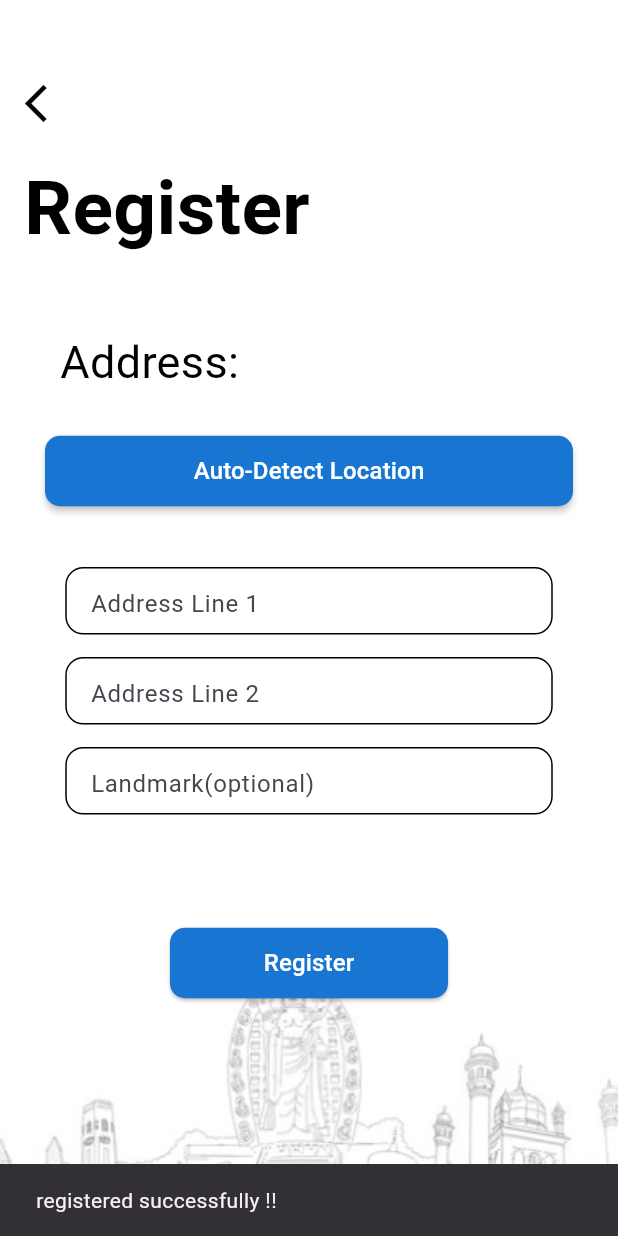
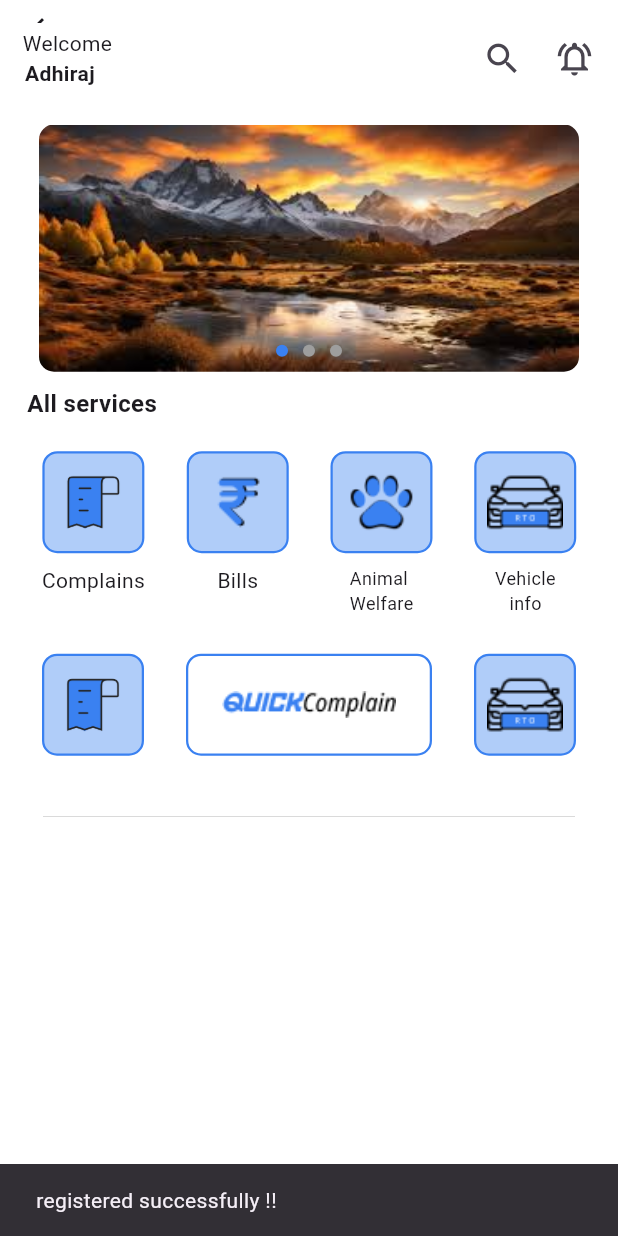
Before and after one commit to projectdoon/project_doon, a Flutter app: the RegisterScreen2 screen opened directly with empty values, after a tap on "Register", on a phone screen of 412 x 824 dp. Run offline on Flutter 3.47's test engine with Material 3 defaults, Android fonts, the phone set to English and light mode, and no system bars; our stand-ins replace firebase_auth, firebase_core, flutter_svg, geocoding, geolocator, google_fonts and 3 more; missing offline and left inert: dart:ffi, latlng, mongo_dart; accounts and stored records are empty; Roboto replaces fonts that are missing (FontMain/Product Sans Bold.ttf).

Commit message:
home screen added

```diff
--- /dev/null
+++ b/lib/Home_Screen_ui/Category_Second_Row.dart
@@ -0,0 +1,80 @@
+import 'package:flutter/cupertino.dart';
+import 'package:flutter/material.dart';
+
+class CategorySecondRow extends StatefulWidget{
+  const CategorySecondRow({super.key});
+
+  @override
+  State<CategorySecondRow> createState() {
+    return _CategorySecondRowState();
+  }
+
+}
+
+class  _CategorySecondRowState extends State<CategorySecondRow>{
+  @override
+  Widget build(context) {
+    return Row(
+      mainAxisAlignment: MainAxisAlignment.spaceEvenly,
+      children: [
+
+            InkWell(
+              borderRadius: BorderRadius.circular(10),
+              splashColor: Color.fromARGB(50, 255, 255, 255),
+              onTap: () {},
+              child: Ink(
+                height: 68,
+                width: 68,
+                decoration: BoxDecoration(
+                  image: const DecorationImage(
+                      image: AssetImage('assets/Paper_light@3x.png'),scale: 2.7),
+                  border: Border.all(
+                      color: Color.fromARGB(255, 58, 129, 241), width: 1.5),
+                  color: const Color.fromARGB(255, 176, 205, 249),
+                  borderRadius: BorderRadius.circular(10),
+                ),
+              ),
+            ),
+
+        InkWell(
+          borderRadius: BorderRadius.circular(10),
+          splashColor: Color.fromARGB(52, 0, 126, 253),
+          onTap: () {},
+          child: Ink(
+            height: 68,
+            width: 164,
+            decoration: BoxDecoration(
+              image: const DecorationImage(
+                  image: AssetImage('assets/QUICKComplain.png'),scale: 0.9),
+              border: Border.all(
+                  color: Color.fromARGB(255, 58, 129, 241), width: 1.5),
+              color: const Color.fromARGB(255, 255, 255, 255),
+              borderRadius: BorderRadius.circular(10),
+            ),
+          ),
+        ),
+
+
+        InkWell(
+          borderRadius: BorderRadius.circular(10),
+          splashColor: Color.fromARGB(50, 255, 255, 255),
+          onTap: () {},
+          child: Ink(
+            height: 68,
+            width: 68,
+            decoration: BoxDecoration(
+              image: const DecorationImage(
+                  image: AssetImage('assets/Component 8.png'),scale: 0.95),
+              border: Border.all(
+                  color: Color.fromARGB(255, 58, 129, 241), width: 1.5),
+              color: const Color.fromARGB(255, 176, 205, 249),
+              borderRadius: BorderRadius.circular(10),
+            ),
+          ),
+        ),
+      ],
+    );
+  }
+
+
+}
--- /dev/null
+++ b/lib/Home_Screen_ui/category_icons.dart
@@ -0,0 +1,116 @@
+import 'package:flutter/cupertino.dart';
+import 'package:flutter/material.dart';
+
+class CategoryIcons extends StatefulWidget {
+  const CategoryIcons({super.key});
+
+  @override
+  State<CategoryIcons> createState() {
+    return _CategoryIconsState();
+  }
+}
+
+class _CategoryIconsState extends State<CategoryIcons> {
+  @override
+  Widget build(context) {
+    return Row(
+      mainAxisAlignment: MainAxisAlignment.spaceEvenly,
+      crossAxisAlignment: CrossAxisAlignment.start,
+      children: [
+        Column(
+          children: [
+            InkWell(
+              borderRadius: BorderRadius.circular(10),
+              splashColor: Color.fromARGB(50, 255, 255, 255),
+              onTap: () {},
+              child: Ink(
+                height: 68,
+                width: 68,
+                decoration: BoxDecoration(
+                  image: const DecorationImage(
+                      image: AssetImage('assets/Paper_light@3x.png'),scale: 2.7),
+                  border: Border.all(
+                      color: Color.fromARGB(255, 58, 129, 241), width: 1.5),
+                  color: const Color.fromARGB(255, 176, 205, 249),
+                  borderRadius: BorderRadius.circular(10),
+                ),
+              ),
+
+            ),
+            SizedBox(height: 8,),
+            Text('Complains'),
+          ],
+        ),
+        Column(
+          children: [
+            InkWell(
+              borderRadius: BorderRadius.circular(10),
+              splashColor: Color.fromARGB(50, 255, 255, 255),
+              onTap: () {},
+              child: Ink(
+                height: 68,
+                width: 68,
+                decoration: BoxDecoration(
+                  image: const DecorationImage(
+                      image: AssetImage('assets/Rupee Sign.png'),scale: 0.9),
+                  border: Border.all(
+                      color: Color.fromARGB(255, 58, 129, 241), width: 1.5),
+                  color: const Color.fromARGB(255, 176, 205, 249),
+                  borderRadius: BorderRadius.circular(10),
+                ),
+              ),
+            ),
+            SizedBox(height: 8,),
+            Text('Bills'),
+          ],
+        ),
+        Column(
+          children: [
+            InkWell(
+              borderRadius: BorderRadius.circular(10),
+              splashColor: Color.fromARGB(50, 255, 255, 255),
+              onTap: () {},
+              child: Ink(
+                height: 68,
+                width: 68,
+                decoration: BoxDecoration(
+                  image: const DecorationImage(
+                      image: AssetImage('assets/Component 7.png'),scale: 1),
+                  border: Border.all(
+                      color: Color.fromARGB(255, 58, 129, 241), width: 1.5),
+                  color: const Color.fromARGB(255, 176, 205, 249),
+                  borderRadius: BorderRadius.circular(10),
+                ),
+              ),
+            ),
+            SizedBox(height: 8,),
+            Text('Animal\nWelfare',style: TextStyle(fontSize: 12),),
+          ],
+        ),
+        Column(
+          children: [
+            InkWell(
+              borderRadius: BorderRadius.circular(10),
+              splashColor: Color.fromARGB(50, 255, 255, 255),
+              onTap: () {},
+              child: Ink(
+                height: 68,
+                width: 68,
+                decoration: BoxDecoration(
+                  image: const DecorationImage(
+                      image: AssetImage('assets/Component 8.png'),scale: 0.95),
+                  border: Border.all(
+                      color: Color.fromARGB(255, 58, 129, 241), width: 1.5),
+                  color: const Color.fromARGB(255, 176, 205, 249),
+                  borderRadius: BorderRadius.circular(10),
+                ),
+              ),
+            ),
+            SizedBox(height: 8,),
+            Text('Vehicle\n   info',style: TextStyle(fontSize: 12),),
+          ],
+        ),
+      ],
+    );
+  }
+}
--- /dev/null
+++ b/lib/Home_Screen_ui/home_screen.dart
@@ -0,0 +1,196 @@
+import 'dart:async';
+
+
+import 'package:flutter/cupertino.dart';
+import 'package:flutter/material.dart';
+
+import 'Category_Second_Row.dart';
+import 'category_icons.dart';
+
+
+class HomeScreen extends StatefulWidget {
+  const HomeScreen({super.key});
+
+  @override
+  State<HomeScreen> createState() {
+    return _HomeScreenState();
+  }
+}
+
+final List<String> imagePaths = [
+  'assets/image1.jpeg',
+  'assets/image2.jpeg',
+  'assets/image3.jpeg',
+];
+
+late List<Widget> _pages;
+
+int _activePage = 0;
+
+final PageController _pageControler = PageController(initialPage: 0);
+Timer? _timer;
+
+class _HomeScreenState extends State<HomeScreen> {
+  void StartTimer() {
+    _timer = Timer.periodic(Duration(seconds: 3), (timer) {
+      if (_pageControler.page == imagePaths.length - 1) {
+        _pageControler.animateToPage(0,
+            duration: Duration(milliseconds: 500), curve: Curves.easeInOut);
+      } else {
+        _pageControler.nextPage(
+            duration: Duration(milliseconds: 500), curve: Curves.easeInOut);
+      }
+    });
+  }
+
+  @override
+  void initState() {
+    super.initState();
+    _pages = List.generate(
+        imagePaths.length,
+        (index) => ImagePlaceholder(
+              imagePath: imagePaths[index],
+            ));
+    StartTimer();
+  }
+
+  @override
+  Widget build(BuildContext context) {
+    return Scaffold(
+      backgroundColor: Colors.white,
+      appBar: PreferredSize(
+          preferredSize: Size.fromHeight(15),
+          child: AppBar(
+            backgroundColor: Colors.white,
+          )),
+      body: Column(
+        children: [
+          Padding(
+            padding: const EdgeInsets.only(left: 5, right: 5),
+            child: Row(
+              mainAxisAlignment: MainAxisAlignment.spaceBetween,
+              children: [
+                const Column(
+                  children: [
+                    Padding(
+                      padding: EdgeInsets.only(left: 10),
+                      child: Text('Welcome'),
+                    ),
+                    Text(
+                      'Adhiraj',
+                      style: TextStyle(fontWeight: FontWeight.bold),
+                    ),
+                  ],
+                ),
+                Row(
+                  children: [
+                    IconButton(
+                      iconSize: 27,
+                      icon: const Icon(Icons.search),
+                      onPressed: () {},
+                    ),
+                    IconButton(
+                      iconSize: 27,
+                      icon: const Icon(Icons.notifications_on_outlined),
+                      onPressed: () {},
+                    ),
+                  ],
+                )
+              ],
+            ),
+          ),
+          Stack(
+            children: [
+              Center(
+                child: Container(
+                  margin: EdgeInsets.only(top: 20),
+                  width: 360,
+                  height: MediaQuery.of(context).size.height / 5,
+                  child: ClipRRect(
+                    borderRadius: BorderRadius.circular(10.0),
+                    child: PageView.builder(
+                      controller: _pageControler,
+                      itemCount: imagePaths.length,
+                      itemBuilder: (context, index) {
+                        return _pages[index];
+                      },
+                      onPageChanged: (value) {
+                        setState(() {
+                          _activePage = value;
+                        });
+                      },
+                    ),
+                  ),
+                ),
+              ),
+              //code for page indicator
+              Positioned(
+                bottom: 10,
+                left: 0,
+                right: 0,
+                child: Container(
+                  color: Colors.transparent,
+                  child: Row(
+                    mainAxisAlignment: MainAxisAlignment.center,
+                    children: List<Widget>.generate(
+                        _pages.length,
+                        (index) => Padding(
+                              padding:
+                                  const EdgeInsets.symmetric(horizontal: 5),
+                              child: InkWell(
+                                onTap: () {
+                                  _pageControler.animateToPage(index,
+                                      duration: Duration(milliseconds: 300),
+                                      curve: Curves.easeInOut);
+                                },
+                                child: CircleAvatar(
+                                  radius: 4,
+                                  backgroundColor: _activePage == index
+                                      ? Color.fromARGB(255, 58, 129, 241)
+                                      : Colors.grey,
+                                ),
+                              ),
+                            )),
+                  ),
+                ),
+              ),
+            ],
+          ),
+
+          Container(
+           margin: EdgeInsets.only(top: 10,left: 18),
+            alignment: Alignment.bottomLeft,
+            child: Text(
+              textAlign: TextAlign.left,
+              'All services',
+              style: TextStyle(fontWeight: FontWeight.bold, fontSize: 16),
+            ),
+          ),
+
+          Container(
+            margin: const EdgeInsets.only(top: 20, bottom: 5),
+            child: CategoryIcons(),
+          ),
+          Container(
+            margin: const EdgeInsets.only(top: 20, bottom: 40),
+            child: CategorySecondRow(),
+          ),
+          Image.asset('assets/Line 25.png'),
+        ],
+      ),
+    );
+  }
+}
+
+class ImagePlaceholder extends StatelessWidget {
+  final String? imagePath;
+
+  const ImagePlaceholder({super.key, this.imagePath});
+  @override
+  Widget build(context) {
+    return Image.asset(
+      imagePath!,
+      fit: BoxFit.fill,
+    );
+  }
+}
--- a/lib/register_Screen2.dart
+++ b/lib/register_Screen2.dart
@@ -5,6 +5,7 @@ import 'package:geocoding/geocoding.dart';
 import 'package:geolocator/geolocator.dart';
 import 'package:mongo_dart/mongo_dart.dart' as mongo;
 import 'package:mydoon/Backend/MongoDB.dart';
+import 'package:mydoon/Home_Screen_ui/home_screen.dart';
 
 import 'Backend/MongoDBModel.dart';
 
@@ -71,7 +72,8 @@ class _RegisterScreen2State extends State<RegisterScreen2> {
     }
   } //
 
-  Future<void> _insertdata(var fname,var lname ,String email,var phoneno, var lat, var long) async {
+  Future<void> _insertdata(var fname, var lname, String email, var phoneno,
+      var lat, var long) async {
     print('cllllll');
     var _id = mongo.ObjectId();
     final data = MongoDbModel(
@@ -86,9 +88,10 @@ class _RegisterScreen2State extends State<RegisterScreen2> {
         currentlocationLongitutde: 0);
 
     var result = await MongoDatabase.insert(data);
-    ScaffoldMessenger.of(context).showSnackBar(const SnackBar(content: Text('registered successfully !!'),));
+    ScaffoldMessenger.of(context).showSnackBar(const SnackBar(
+      content: Text('registered successfully !!'),
+    ));
     _clearAll();
-
   }
 
   @override
@@ -281,7 +284,17 @@ class _RegisterScreen2State extends State<RegisterScreen2> {
                                 horizontal: 20, vertical: 12),
                           ),
                           onPressed: () {
-                            _insertdata(widget.fname,widget.lname,widget.email.toString(),widget.phoneno, lat, long);
+                            _insertdata(
+                                widget.fname,
+                                widget.lname,
+                                widget.email.toString(),
+                                widget.phoneno,
+                                lat,
+                                long);
+                            Navigator.push(
+                                context,
+                                CupertinoPageRoute(
+                                    builder: (context) => const HomeScreen()));
                             // Navigator.push(context, CupertinoPageRoute(builder: (context) => const Homeui()));
                           },
                           child: const Text(
@@ -303,10 +316,11 @@ class _RegisterScreen2State extends State<RegisterScreen2> {
       ),
     );
   }
-  void _clearAll(){
-    widget.fname.text='';
-   widget.lname.text='';
-    widget.phoneno.text='';
-    widget.email='';
+
+  void _clearAll() {
+    widget.fname.text = '';
+    widget.lname.text = '';
+    widget.phoneno.text = '';
+    widget.email = '';
   }
 }
```
Also changed, not shown: assets/Component 7.png (added), assets/Component 8.png (added), assets/Line 25.png (added), assets/Map_light@3x.png (added), assets/Paper_light@3x.png (added), assets/QUICKComplain.png (added), assets/Rupee Sign.png (added), assets/image1.jpeg (added), assets/image2.jpeg (added), assets/image3.jpeg (added), assets/notebook_light@3x.png (added).
